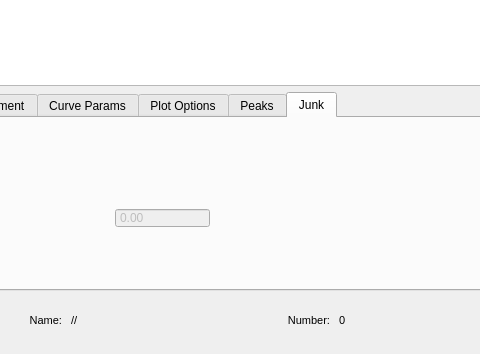
lando1784/SiMPlE, file qt/SiMPlE_main.ui: the form before one commit; both pictures show x 96 to 576 and y 496 to 850 of the 1064 by 850 pixel window.
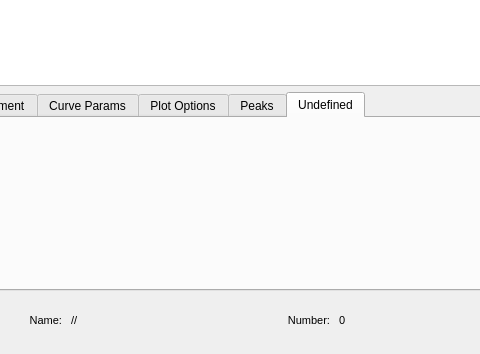
The form after the commit. The open tabs and pages were chosen to show the change. Custom widgets are drawn as their Qt base class.

Patch:
```diff
--- a/qt/SiMPlE_main.ui
+++ b/qt/SiMPlE_main.ui
@@ -756,27 +756,8 @@
           <bool>false</bool>
          </property>
          <attribute name="title">
-          <string>Junk</string>
+          <string>Undefined</string>
          </attribute>
-         <widget class="QDoubleSpinBox" name="peakAreaNumDbl">
-          <property name="geometry">
-           <rect>
-            <x>200</x>
-            <y>90</y>
-            <width>95</width>
-            <height>20</height>
-           </rect>
-          </property>
-          <property name="readOnly">
-           <bool>true</bool>
-          </property>
-          <property name="buttonSymbols">
-           <enum>QAbstractSpinBox::NoButtons</enum>
-          </property>
-          <property name="maximum">
-           <double>1000000000.000000000000000</double>
-          </property>
-         </widget>
         </widget>
        </widget>
       </item>
```
Left out of the diff: 2 changed lines with no effect on the pictures.
